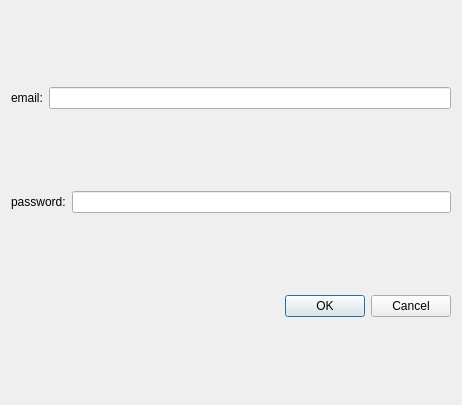
The window that python_application/gui/ui_files/log-in_dialog.ui (MohammadIbraheem71/Image_filter_applicator) describes before a commit, drawn with Qt 5.
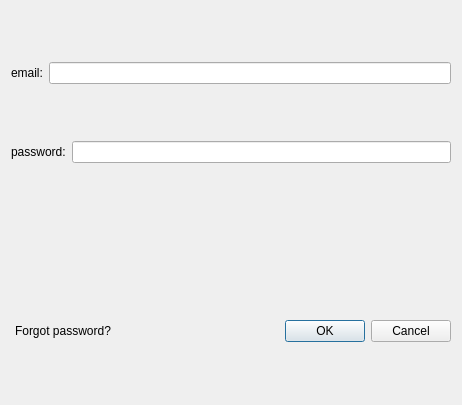
The same window after the commit.

Commit message: Added reset password functionality

The edit to the form file:
```diff
--- a/python_application/gui/ui_files/log-in_dialog.ui
+++ b/python_application/gui/ui_files/log-in_dialog.ui
@@ -43,6 +43,40 @@
     </layout>
    </item>
    <item>
+    <spacer name="verticalSpacer">
+     <property name="orientation">
+      <enum>Qt::Orientation::Vertical</enum>
+     </property>
+     <property name="sizeType">
+      <enum>QSizePolicy::Policy::Fixed</enum>
+     </property>
+     <property name="sizeHint" stdset="0">
+      <size>
+       <width>30</width>
+       <height>100</height>
+      </size>
+     </property>
+    </spacer>
+   </item>
+   <item>
+    <layout class="QHBoxLayout" name="horizontalLayout_3">
+     <item>
+      <widget class="QPushButton" name="forgotpass_btn">
+       <property name="sizePolicy">
+        <sizepolicy hsizetype="Fixed" vsizetype="Fixed">
+         <horstretch>0</horstretch>
+         <verstretch>0</verstretch>
+        </sizepolicy>
+       </property>
+       <property name="text">
+        <string>Forgot password?</string>
+       </property>
+       <property name="flat">
+        <bool>true</bool>
+       </property>
+      </widget>
+     </item>
+     <item>
     <widget class="QDialogButtonBox" name="buttonBox">
      <property name="orientation">
       <enum>Qt::Orientation::Horizontal</enum>
@@ -54,6 +88,8 @@
       <bool>false</bool>
      </property>
     </widget>
+     </item>
+    </layout>
    </item>
   </layout>
  </widget>
```
Lines whose indentation alone changed are shown as unchanged. The commit also changes 7 other files.
